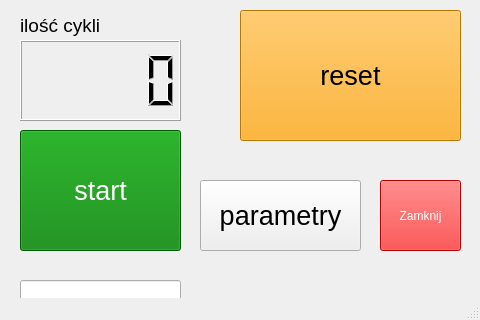
Old version of the form mainwindow.ui in the repository lgruszka/step_motor.
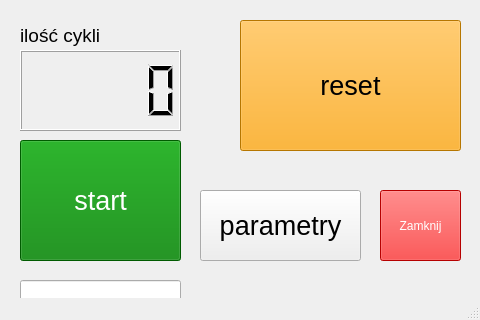
New version of the form.

Patch:
```diff
--- a/mainwindow.ui
+++ b/mainwindow.ui
@@ -18,7 +18,7 @@
     <property name="geometry">
      <rect>
       <x>240</x>
-      <y>10</y>
+      <y>20</y>
       <width>221</width>
       <height>131</height>
      </rect>
@@ -39,7 +39,7 @@
     <property name="geometry">
      <rect>
       <x>20</x>
-      <y>40</y>
+      <y>50</y>
       <width>161</width>
       <height>81</height>
      </rect>
@@ -49,7 +49,7 @@
     <property name="geometry">
      <rect>
       <x>20</x>
-      <y>130</y>
+      <y>140</y>
       <width>161</width>
       <height>121</height>
      </rect>
@@ -74,7 +74,7 @@
     <property name="geometry">
      <rect>
       <x>380</x>
-      <y>180</y>
+      <y>190</y>
       <width>81</width>
       <height>71</height>
      </rect>
@@ -102,7 +102,7 @@
     <property name="geometry">
      <rect>
       <x>20</x>
-      <y>10</y>
+      <y>20</y>
       <width>161</width>
       <height>31</height>
      </rect>
@@ -120,7 +120,7 @@
     <property name="geometry">
      <rect>
       <x>200</x>
-      <y>180</y>
+      <y>190</y>
       <width>161</width>
       <height>71</height>
      </rect>
```
